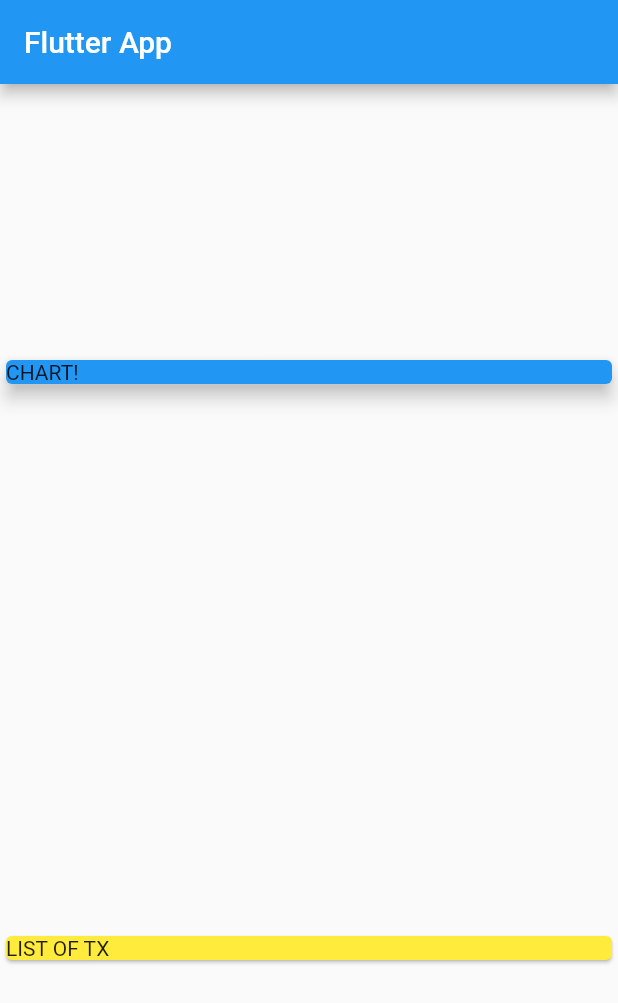
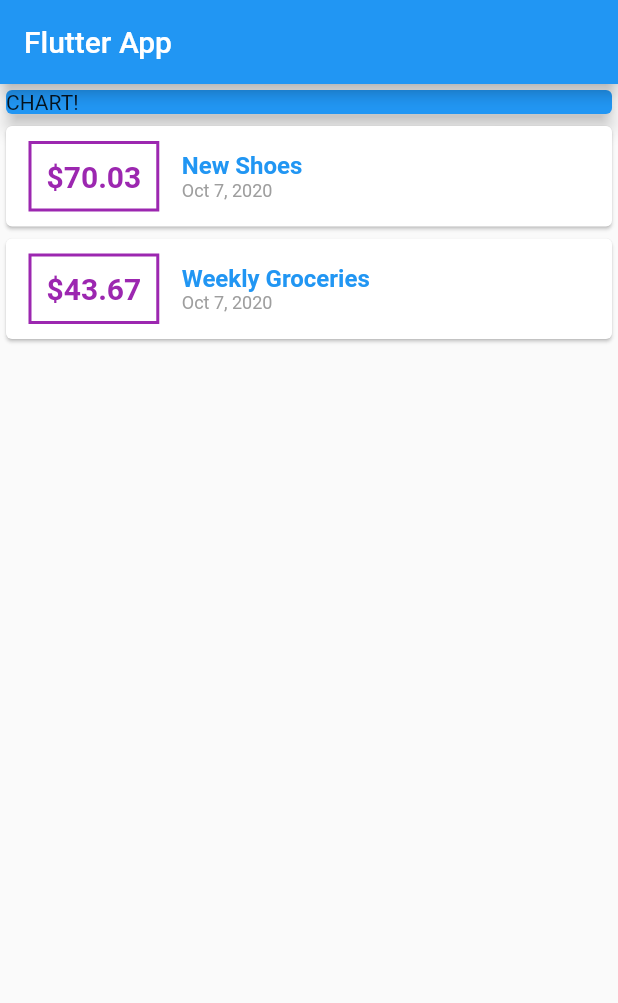
Before and after one commit to azubuikestanley/expense-plan, a Flutter app: the screen it shows after launch, on a phone screen of 412 x 824 dp. Shown: the top 1003 px of the screen. Run offline on Flutter 3.47's test engine with Material 2 defaults, Android fonts, the phone set to English and light mode, and no system bars.

Commit message:
added styling for column item

```diff
--- a/lib/main.dart
+++ b/lib/main.dart
@@ -1,4 +1,7 @@
 import 'package:flutter/material.dart';
+import 'package:intl/intl.dart';
+
+import './transaction.dart';
 
 void main() => runApp(MyApp());
 
@@ -13,6 +16,20 @@ class MyApp extends StatelessWidget {
 }
 
 class MyHomePage extends StatelessWidget {
+  final List<Transaction> transactions = [
+    Transaction(
+      id: 't1',
+      title: 'New Shoes',
+      amount: 70.03,
+      date: DateTime.now(),
+    ),
+    Transaction(
+      id: 't2',
+      title: 'Weekly Groceries',
+      amount: 43.67,
+      date: DateTime.now(),
+    ),
+  ];
   @override
   Widget build(BuildContext context) {
     return Scaffold(
@@ -20,7 +37,7 @@ class MyHomePage extends StatelessWidget {
         title: Text('Flutter App'),
       ),
       body: Column(
-        mainAxisAlignment: MainAxisAlignment.spaceAround,
+          // mainAxisAlignment: MainAxisAlignment.start,
           crossAxisAlignment: CrossAxisAlignment.stretch,
           children: <Widget>[
             Container(
@@ -31,9 +48,56 @@ class MyHomePage extends StatelessWidget {
                 elevation: 5,
               ),
             ),
-        Card(
-          child: Text('LIST OF TX'),
-          color: Colors.yellow,
+            Column(
+              children: transactions.map((tx) {
+                return Card(
+                  child: Row(
+                      // mainAxisAlignment: MainAxisAlignment.spaceBetween,
+                      children: <Widget>[
+                        Container(
+                          margin: EdgeInsets.symmetric(
+                            vertical: 10,
+                            horizontal: 15,
+                          ),
+                          decoration: BoxDecoration(
+                            border: Border.all(
+                              color: Colors.purple,
+                              width: 2,
+                            ),
+                          ),
+                          padding: EdgeInsets.all(10),
+                          child: Text(
+                            '\$${tx.amount}',
+                            style: TextStyle(
+                              fontWeight: FontWeight.bold,
+                              fontSize: 20,
+                              color: Colors.purple,
+                            ),
+                          ),
+                        ),
+                        Column(
+                          crossAxisAlignment: CrossAxisAlignment.start,
+                          children: <Widget>[
+                            Text(
+                              tx.title,
+                              style: TextStyle(
+                                fontWeight: FontWeight.bold,
+                                fontSize: 16,
+                                color: Colors.blue,
+                              ),
+                            ),
+                            Text(
+                              DateFormat.yMMMd().format(tx.date),
+                              style: TextStyle(
+                                fontSize: 12,
+                                color: Colors.grey,
+                              ),
+                            ),
+                          ],
+                        )
+                      ]),
+                );
+              }).toList(),
             ),
           ]),
     );
--- /dev/null
+++ b/lib/transaction.dart
@@ -0,0 +1,15 @@
+import 'package:flutter/foundation.dart';
+
+class Transaction {
+  String id;
+  String title;
+  double amount;
+  DateTime date;
+
+  Transaction({
+    @required this.id,
+    @required this.title,
+    @required this.amount,
+    @required this.date
+  });
+}
--- a/pubspec.yaml
+++ b/pubspec.yaml
@@ -23,6 +23,7 @@ environment:
 dependencies:
   flutter:
     sdk: flutter
+  intl: ^0.15.8
 
 
   # The following adds the Cupertino Icons font to your application.
```
Also changed, not shown: pubspec.lock. Lines whose indentation alone changed are shown as unchanged.
